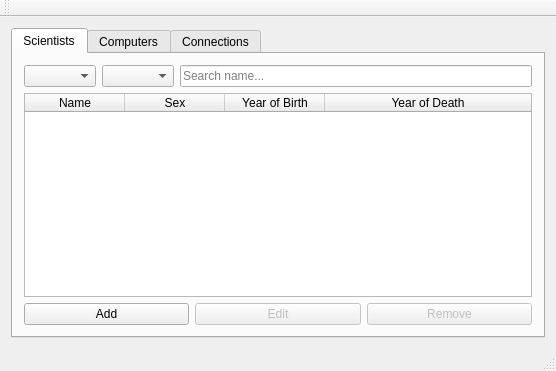
Above: UI_Vika3/UI/mainwindow.ui from Druma/Verknam01_hopur35 before the change. Below: the same form after it.
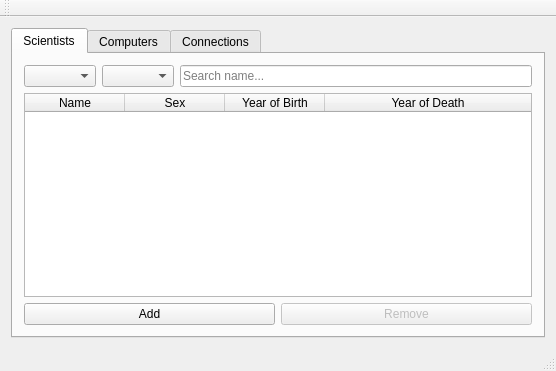
That is the form after the change.

What changed in the file:
```diff
--- a/UI_Vika3/UI/mainwindow.ui
+++ b/UI_Vika3/UI/mainwindow.ui
@@ -119,16 +119,6 @@
               </property>
              </widget>
             </item>
-            <item>
-             <widget class="QPushButton" name="button_edit_scientist">
-              <property name="enabled">
-               <bool>false</bool>
-              </property>
-              <property name="text">
-               <string>Edit</string>
-              </property>
-             </widget>
-            </item>
             <item>
              <widget class="QPushButton" name="button_remove_scientist">
               <property name="enabled">
```
Left out of the diff: 29 changed lines with no effect on the pictures.
